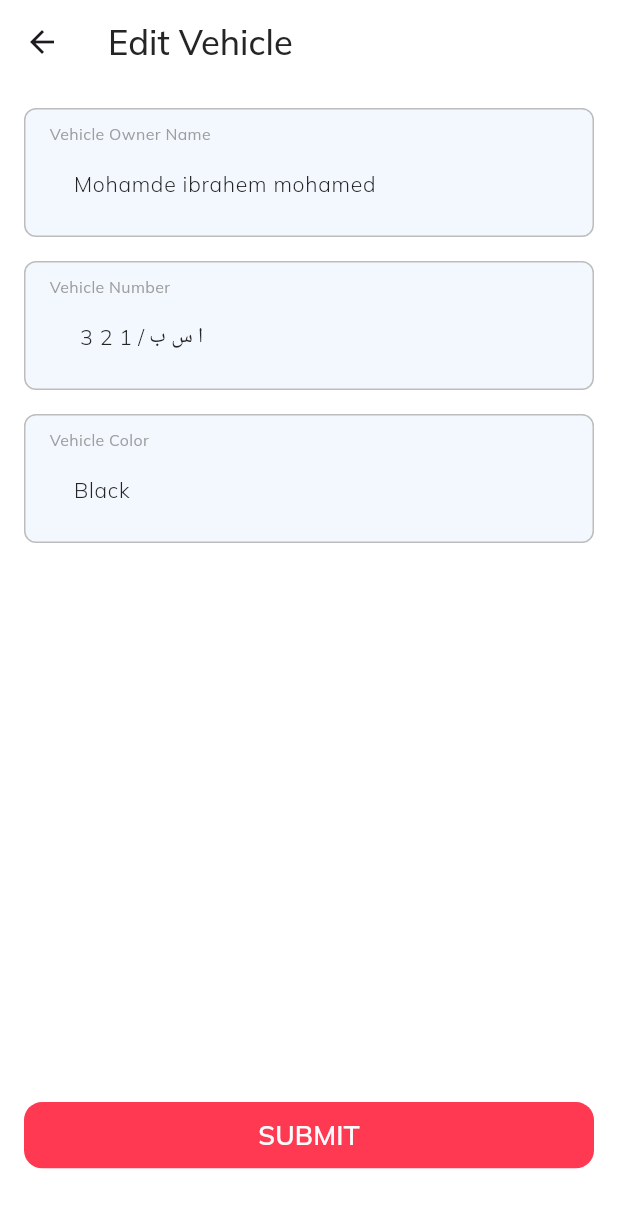
After one commit to eng-mohamed-ibrahem/emergency_care, a Flutter app: the EditVehicleScreen screen opened by its route, on a phone screen of 412 x 824 dp. The commit adds this screen. Shown: the top 1208 px of the screen. Run offline on Flutter 3.47's test engine with Material 3 defaults, Android fonts, the phone set to English and light mode, and no system bars; our stand-ins replace avatar_glow, easy_localization, flutter_bloc, flutter_native_splash, flutter_screenutil, flutter_svg and 4 more; missing offline and left inert: another_telephony, direct_call_plus, fast_contacts, flutter_foreground_task; project files that could hold a hidden picture were left out.

Commit message:
feat: add edit vehicle route and localization; refactor navigation and update form field validation

```diff
--- a/lib/config/localization/en.json
+++ b/lib/config/localization/en.json
@@ -96,9 +96,9 @@
     },
     "edit_vehicle": {
         "title": "Edit Vehicle",
-        "vehicle_owner_name": "Vehicle Owner Name",
-        "vehicle_number": "Vehicle Number",
-        "vehicle_color": "Vehicle Color",
+        "owner_name": "Vehicle Owner Name",
+        "number": "Vehicle Number",
+        "color": "Vehicle Color",
         "button": "SUBMIT"
     }
 }
--- a/lib/config/navigation/app_navigation.dart
+++ b/lib/config/navigation/app_navigation.dart
@@ -2,7 +2,7 @@ import 'dart:io';
 
 import 'package:emergency_care/config/navigation/pages.dart';
 import 'package:emergency_care/config/navigation/routes.dart';
-import 'package:emergency_care/features/home/viewmodel/main_shell_viewmodel/main_shell_viewmodel.dart';
+import 'package:emergency_care/features/main_shell/viewmodel/main_shell_viewmodel.dart';
 import 'package:flutter/cupertino.dart';
 import 'package:flutter/material.dart';
 import 'package:flutter_bloc/flutter_bloc.dart';
@@ -105,6 +105,20 @@ class AppNavigation {
                   EditProfileScreen(),
                 ),
               ),
+              GoRoute(
+                path: Routes.editVehcile.path,
+                name: Routes.editVehcile.name,
+                parentNavigatorKey: _parentNavigatorKey,
+                pageBuilder: (context, state) => pageBuilder(
+                  context,
+                  state,
+                  EditVehicleScreen(),
+                ),
+                redirect: (context, state) {
+                  //* redirect to *register vehicle* incase it doesn't register vehicle yet
+                  return null;
+                },
+              ),
             ],
           ),
         ],
--- a/lib/config/navigation/pages.dart
+++ b/lib/config/navigation/pages.dart
@@ -1,9 +1,10 @@
 export 'package:emergency_care/features/auth/views/screens/login_screen.dart';
 export 'package:emergency_care/features/auth/views/screens/register_screen.dart';
 export 'package:emergency_care/features/contacts/views/contacts.dart';
-export 'package:emergency_care/features/home/views/main_shell.dart';
-export 'package:emergency_care/features/home/views/screens/home_screen.dart';
-export 'package:emergency_care/features/profile/views/screens/edit_profile.dart';
+export 'package:emergency_care/features/main_shell/view/main_shell.dart';
+export 'package:emergency_care/features/home/views/home_screen.dart';
+export 'package:emergency_care/features/edit_profile/view/edit_profile.dart';
+export 'package:emergency_care/features/edit_vehicle/view/edit_vehicle.dart';
 export 'package:emergency_care/features/profile/views/screens/profile_screen.dart';
 export 'package:emergency_care/features/register_vehicle/view/register_vehicle.dart';
 export 'package:emergency_care/features/splash/views/splash.dart';
--- a/lib/config/navigation/routes.dart
+++ b/lib/config/navigation/routes.dart
@@ -5,6 +5,7 @@ enum Routes {
   home("/home", "Home"),
   profile("/profile", "Profile"),
   editProfile("edit", "Edit_Profile"),
+  editVehcile("vehicle", "Edit_Vehicle"),
   contacts("/contacts", "Contacts"),
 
   /// will be inside the home page
--- a/lib/core/constants/validators.dart
+++ b/lib/core/constants/validators.dart
@@ -23,10 +23,10 @@ class Validators {
   }
 
   static String? validateName(String? value,
-      {String? requiredMessage, String? invalidMessage}) {
+      {String? requiredMessage, int invalidAfter = 3, String? invalidMessage}) {
     if (value == null || value.isEmpty) {
       return requiredMessage ?? 'auth.required.name'.tr();
-    } else if (value.length < 3) {
+    } else if (value.length < invalidAfter) {
       return invalidMessage ?? 'auth.invalid.name_length'.tr();
     }
     return null;
--- a/lib/features/profile/views/widgets/edit_form_field.dart
+++ b/lib/core/utils/shared/edit_form_field.dart
@@ -13,7 +13,7 @@ class EditFormField extends StatelessWidget {
 
   final String label;
   final TextEditingController? controller;
-  final String? Function(String?)? validator;
+  final String? Function(String? text)? validator;
   final Widget? content;
 
   @override
--- a/lib/features/auth/views/screens/register_screen.dart
+++ b/lib/features/auth/views/screens/register_screen.dart
@@ -106,10 +106,6 @@ class _RegisterScreenState extends State<RegisterScreen> {
                   onChanged: (phone) {
                     kDebugPrint(phone);
                   },
-                  validator: (phone) {
-                    return Validators.validatePhone(
-                        phone!.number, phone.isValidNumber());
-                  },
                 ),
 
                 // Password TextField
--- /dev/null
+++ b/lib/features/edit_vehicle/view/edit_vehicle.dart
@@ -0,0 +1,107 @@
+import 'package:easy_localization/easy_localization.dart';
+import 'package:emergency_care/config/themes/text_styles.dart';
+import 'package:emergency_care/core/constants/validators.dart';
+import 'package:emergency_care/core/utils/methods/methods.dart';
+import 'package:emergency_care/features/auth/views/widgets/main_button.dart';
+import 'package:emergency_care/core/utils/shared/edit_form_field.dart';
+import 'package:flutter/material.dart';
+
+class EditVehicleScreen extends StatefulWidget {
+  const EditVehicleScreen({super.key});
+
+  @override
+  State<EditVehicleScreen> createState() => _EditVehicleScreenState();
+}
+
+class _EditVehicleScreenState extends State<EditVehicleScreen> {
+  final TextEditingController ownerName = TextEditingController();
+  final TextEditingController vehicleNumber = TextEditingController();
+  final TextEditingController vehicleColor = TextEditingController();
+  final GlobalKey<FormState> _formKey = GlobalKey<FormState>();
+
+  @override
+  void initState() {
+    ownerName.text = "Mohamde ibrahem mohamed";
+    vehicleNumber.text = " ا س ب / 1 2 3";
+    vehicleColor.text = "Black";
+    super.initState();
+  }
+
+  @override
+  void dispose() {
+    ownerName.dispose();
+    vehicleNumber.dispose();
+    vehicleColor.dispose();
+    _formKey.currentState?.dispose();
+    super.dispose();
+  }
+
+  @override
+  Widget build(BuildContext context) {
+    return Scaffold(
+      appBar: AppBar(
+        title: Text(
+          'edit_vehicle.title'.tr(),
+          style: TextStyles.middleTitle,
+        ),
+        backgroundColor: Colors.white,
+        elevation: 0,
+      ),
+      body: SingleChildScrollView(
+        padding: const EdgeInsets.all(16),
+        child: Form(
+          key: _formKey,
+          child: Column(
+            children: [
+              EditFormField(
+                label: 'edit_vehicle.owner_name'.tr(),
+                controller: ownerName,
+                validator: Validators.validateName,
+              ),
+              const SizedBox(height: 16),
+              EditFormField(
+                label: 'edit_vehicle.number'.tr(),
+                controller: vehicleNumber,
+                validator: (text) {
+                  return Validators.validateName(
+                    text,
+                    requiredMessage:
+                        'register_vehicle.required.vehicle_number'.tr(),
+                    invalidAfter: 2,
+                    invalidMessage:
+                        'register_vehicle.invalid.vehicle_number'.tr(),
+                  );
+                },
+              ),
+              const SizedBox(height: 16),
+              EditFormField(
+                label: 'edit_vehicle.color'.tr(),
+                controller: vehicleColor,
+                validator: (text) {
+                  return Validators.validateName(
+                    text,
+                    requiredMessage:
+                        'register_vehicle.required.vehicle_color'.tr(),
+                    invalidMessage:
+                        'register_vehicle.invalid.vehicle_color'.tr(),
+                  );
+                },
+              ),
+              SizedBox(height: MediaQuery.sizeOf(context).height * 0.45),
+              MainButton(
+                text: 'edit_vehicle.button'.tr(),
+                onPressed: () {
+                  if (_formKey.currentState!.validate()) {
+                    // handle form submission
+                    kDebugPrint("Form is valid");
+                  }
+                },
+                withIcon: false,
+              ),
+            ],
+          ),
+        ),
+      ),
+    );
+  }
+}
--- a/lib/features/home/views/main_shell.dart
+++ b/lib/features/main_shell/view/main_shell.dart
@@ -4,7 +4,7 @@ import 'package:emergency_care/config/themes/text_styles.dart';
 import 'package:emergency_care/core/constants/app_colors.dart';
 import 'package:emergency_care/core/constants/assets_manager.dart';
 import 'package:emergency_care/core/utils/methods/methods.dart';
-import 'package:emergency_care/features/home/viewmodel/main_shell_viewmodel/main_shell_viewmodel.dart';
+import 'package:emergency_care/features/main_shell/viewmodel/main_shell_viewmodel.dart';
 import 'package:flutter/material.dart';
 import 'package:flutter_bloc/flutter_bloc.dart';
 import 'package:flutter_screenutil/flutter_screenutil.dart';
--- a/lib/features/profile/views/screens/profile_screen.dart
+++ b/lib/features/profile/views/screens/profile_screen.dart
@@ -3,7 +3,7 @@ import 'package:emergency_care/config/navigation/routes.dart';
 import 'package:emergency_care/config/themes/text_styles.dart';
 import 'package:emergency_care/core/constants/app_colors.dart';
 import 'package:emergency_care/core/constants/assets_manager.dart';
-import 'package:emergency_care/features/home/viewmodel/main_shell_viewmodel/main_shell_viewmodel.dart';
+import 'package:emergency_care/features/main_shell/viewmodel/main_shell_viewmodel.dart';
 import 'package:emergency_care/features/profile/views/widgets/settings_card.dart';
 import 'package:emergency_care/features/profile/views/widgets/settings_tile.dart';
 import 'package:flutter/material.dart';
@@ -100,7 +100,6 @@ class _ProfileScreenState extends State<ProfileScreen> {
                         context
                             .read<MainShellViewmodel>()
                             .changeLanguage(currentLang);
-
                         context.setLocale(currentLang);
                       },
                       child: Text(
@@ -122,6 +121,9 @@ class _ProfileScreenState extends State<ProfileScreen> {
                   SettingsTile(
                     leadingIcon: SvgPicture.asset(AssetsManager.vehicleIcon),
                     title: 'profile.vehicle'.tr(),
+                    onTap: () {
+                      context.goNamed(Routes.editVehcile.name);
+                    },
                   ),
                   SettingsTile(
                     leadingIcon: SvgPicture.asset(AssetsManager.themeIcon),
--- a/lib/features/register_vehicle/view/register_vehicle.dart
+++ b/lib/features/register_vehicle/view/register_vehicle.dart
@@ -134,6 +134,7 @@ class _RegisterVehicleState extends State<RegisterVehicle> {
                       text,
                       requiredMessage:
                           'register_vehicle.required.vehicle_number'.tr(),
+                     invalidAfter: 2,
                       invalidMessage:
                           'register_vehicle.invalid.vehicle_number'.tr(),
                     );
```
Also changed, not shown: lib/features/edit_profile/view/edit_profile.dart (renamed from lib/features/profile/views/screens/edit_profile.dart, +3 -34 lines), lib/features/profile/views/screens/edit_vehicle.dart (deleted, +0 -15 lines), lib/features/home/views/home_screen.dart (renamed from lib/features/home/views/screens/home_screen.dart), lib/features/main_shell/viewmodel/main_shell_viewmodel.dart (renamed from lib/features/home/viewmodel/main_shell_viewmodel/main_shell_viewmodel.dart), lib/features/main_shell/viewmodel/main_shell_viewmodel_state.dart (renamed from lib/features/home/viewmodel/main_shell_viewmodel/main_shell_viewmodel_state.dart).
